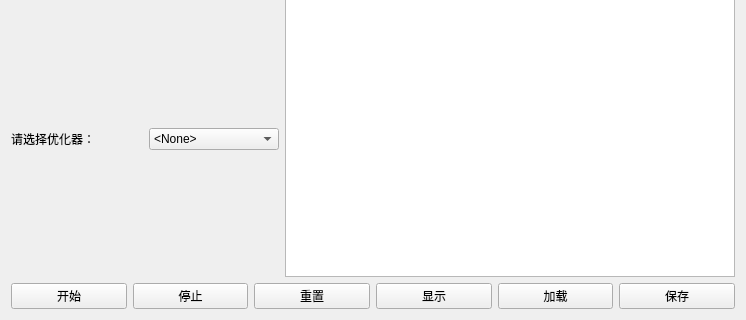
Above: UI_TrainWindow.ui from SoHardToMakeAName/LEGOTorch before the change; both pictures show x 0 to 746 and y 347 to 667 of the 746 by 667 pixel window. Below: the same form after it.
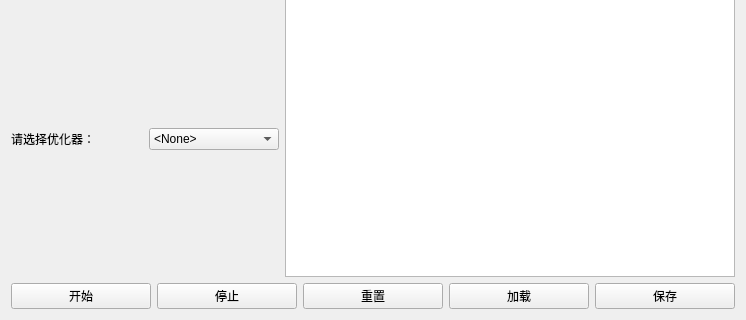
That is the form after the change.

```diff
--- a/UI_TrainWindow.ui
+++ b/UI_TrainWindow.ui
@@ -296,13 +296,6 @@
        </property>
       </widget>
      </item>
-     <item>
-      <widget class="QPushButton" name="show_button">
-       <property name="text">
-        <string>显示</string>
-       </property>
-      </widget>
-     </item>
      <item>
       <widget class="QPushButton" name="load_button">
        <property name="text">
```
Left out of the diff: 20 changed lines with no effect on the pictures.
